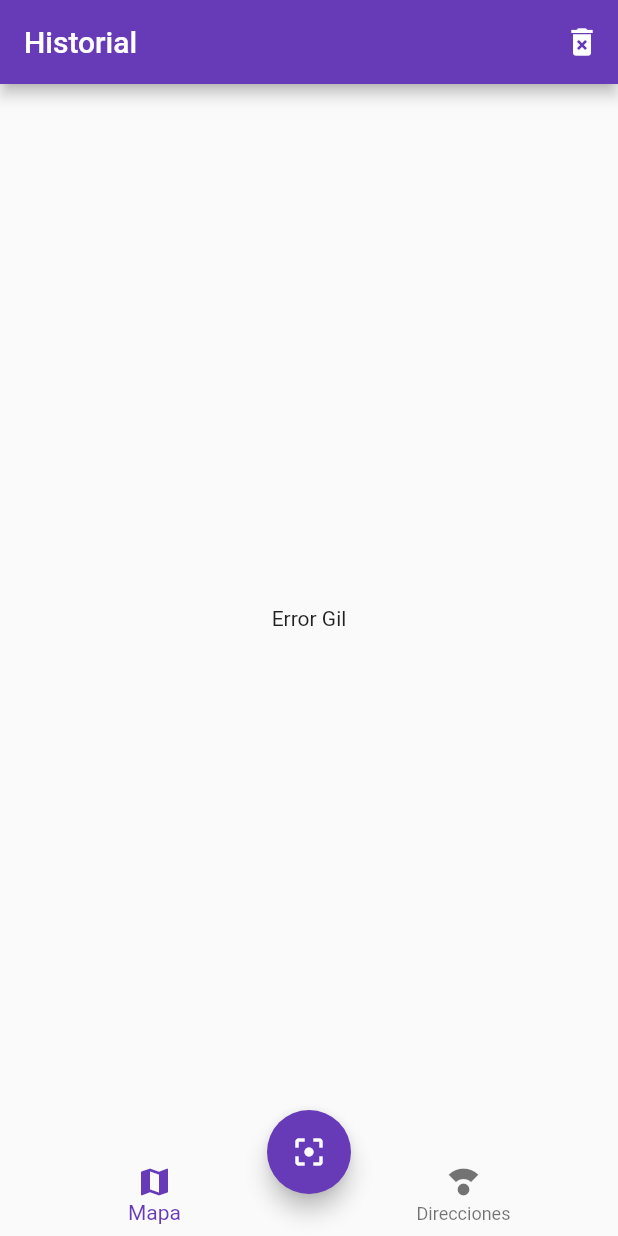
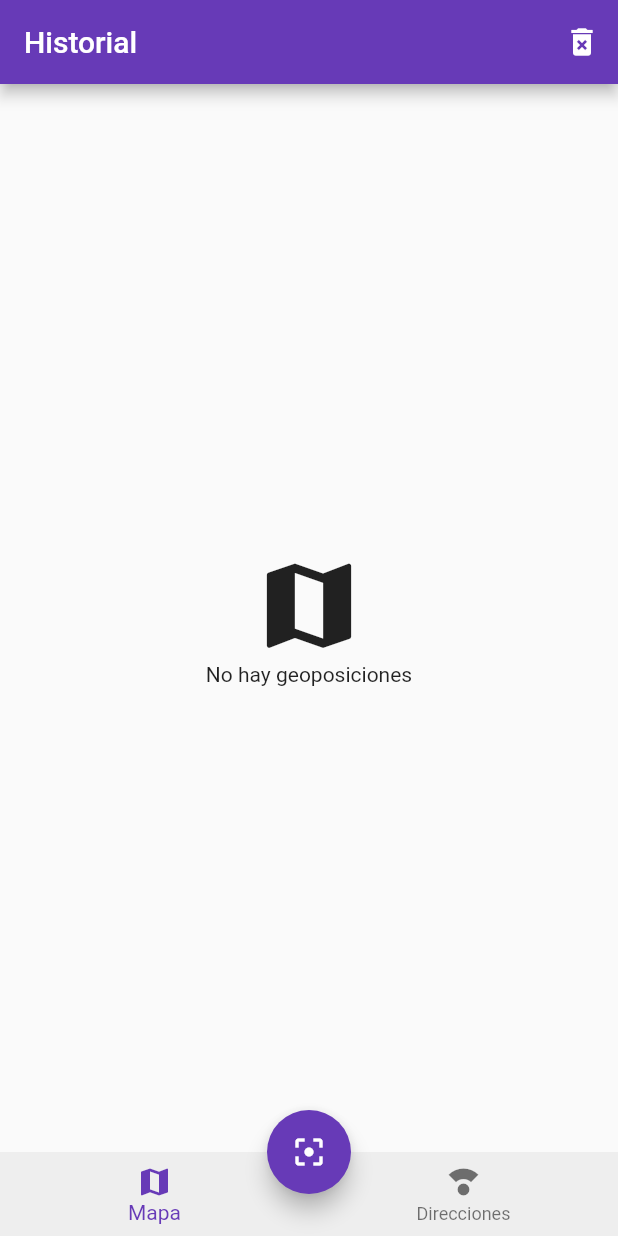
Before and after one commit to NicoCieri10/qr_reader_hive2, a Flutter app: the screen it shows after launch, on a phone screen of 412 x 824 dp. Run offline on Flutter 3.47's test engine with Material 2 defaults, Android fonts, the phone set to English and light mode, and no system bars; our stand-ins replace bloc, equatable, flutter_bloc, flutter_slidable, google_maps_flutter, hive; missing offline and left inert: flutter_barcode_scanner; accounts and stored records are empty; generated files the repository leaves out were written again.

Commit message:
New Changes

```diff
--- a/lib/app/view/app.dart
+++ b/lib/app/view/app.dart
@@ -2,9 +2,7 @@ import 'package:data_persistence/data_persistence.dart';
 import 'package:flutter/material.dart';
 import 'package:flutter_bloc/flutter_bloc.dart';
 import 'package:provider/provider.dart';
-import 'package:qr_reader_hive2/home/home.dart';
-import 'package:qr_reader_hive2/maps/maps.dart';
-import 'package:qr_reader_hive2/providers/ui_provider.dart';
+import 'package:qr_reader_hive2/home/view/view.dart';
 
 class App extends StatelessWidget {
   const App({
@@ -25,10 +23,6 @@ class App extends StatelessWidget {
         debugShowCheckedModeBanner: false,
         title: 'QR Reader',
         initialRoute: 'home',
-        routes: {
-          'home': (_) => const PageHome(),
-          'maps': (_) => const MapsPage(),
-        },
         theme: ThemeData(
           colorScheme: const ColorScheme.light(
             primary: Colors.deepPurple,
@@ -38,6 +32,7 @@ class App extends StatelessWidget {
             foregroundColor: Colors.white,
           ),
         ),
+        home: const PageHome(),
       ),
     );
   }
--- a/lib/home/scans_cubit/scans_state.dart
+++ b/lib/home/scans_cubit/scans_state.dart
@@ -3,10 +3,10 @@ part of 'scans_cubit.dart';
 abstract class ScansState extends Equatable {
   const ScansState();
 
-  bool get isInitial => ScansState is ScansInitial;
-  bool get isLoading => ScansState is ScansLoading;
-  bool get isSuccess => ScansState is ScansSuccessful;
-  bool get isFailure => ScansState is ScansFailure;
+  bool get isInitial => this is ScansInitial;
+  bool get isLoading => this is ScansLoading;
+  bool get isSuccess => this is ScansSuccessful;
+  bool get isFailure => this is ScansFailure;
 
   @override
   List<Object?> get props => [];
--- a/lib/home/view/home_page.dart
+++ b/lib/home/view/home_page.dart
@@ -1,11 +1,11 @@
 import 'package:data_persistence/data_persistence.dart';
 import 'package:flutter/material.dart';
+import 'package:flutter/services.dart';
 import 'package:flutter_bloc/flutter_bloc.dart';
-import 'package:qr_reader_hive2/directions/directions.dart';
 import 'package:qr_reader_hive2/home/scans_cubit/scans_cubit.dart';
 import 'package:qr_reader_hive2/home/tab_cubit/tab_cubit.dart';
+import 'package:qr_reader_hive2/home/view/view.dart';
 import 'package:qr_reader_hive2/home/widgets/widgets.dart';
-import 'package:qr_reader_hive2/maps/maps.dart';
 
 class PageHome extends StatelessWidget {
   const PageHome({super.key});
@@ -39,6 +39,11 @@ class _ViewHomeState extends State<ViewHome> {
   @override
   void initState() {
     super.initState();
+    SystemChrome.setSystemUIOverlayStyle(
+      SystemUiOverlayStyle(
+        systemNavigationBarColor: Colors.grey.shade200,
+      ),
+    );
     final cubit = context.read<ScansCubit>();
     if (cubit.state.isInitial) {
       cubit.getScans();
@@ -69,13 +74,13 @@ class _ViewHomeState extends State<ViewHome> {
                 return const Center(
                   child: CircularProgressIndicator(),
                 );
-              } else if (scansState.isSuccess) {
+              } else if (scansState is ScansSuccessful) {
                 switch (tabState.index) {
                   case 1:
-                    return const DirectionsPage();
+                    return QRPage.directions(scansState.scans.httpScans);
 
                   default:
-                    return const MapsPage();
+                    return QRPage.maps(scansState.scans.geoScans);
                 }
               }
 
--- /dev/null
+++ b/lib/home/view/qr_page.dart
@@ -0,0 +1,91 @@
+import 'package:data_persistence/data_persistence.dart';
+import 'package:flutter/material.dart';
+import 'package:flutter_bloc/flutter_bloc.dart';
+import 'package:flutter_slidable/flutter_slidable.dart';
+import 'package:qr_reader_hive2/home/scans_cubit/scans_cubit.dart';
+import 'package:qr_reader_hive2/map/map.dart';
+
+class QRPage extends StatelessWidget {
+  const QRPage({
+    super.key,
+    this.scansType = ScanModelType.geo,
+    required this.scans,
+  });
+
+  factory QRPage.maps(List<ScanModel>? scans) => QRPage(
+        scans: scans,
+      );
+
+  factory QRPage.directions(List<ScanModel>? scans) => QRPage(
+        scans: scans,
+        scansType: ScanModelType.http,
+      );
+
+  final List<ScanModel>? scans;
+  final ScanModelType? scansType;
+
+  @override
+  Widget build(BuildContext context) {
+    final _scans = scans;
+
+    if (_scans == null || _scans.isEmpty) {
+      return Center(
+        child: Column(
+          mainAxisAlignment: MainAxisAlignment.center,
+          children: [
+            Icon(
+              scansType == ScanModelType.geo
+                  ? Icons.map
+                  : Icons.compass_calibration,
+              size: 75,
+            ),
+            Text(
+              scansType == ScanModelType.geo
+                  ? 'No hay geoposiciones'
+                  : 'No hay direcciones',
+            ),
+          ],
+        ),
+      );
+    }
+
+    return ListView.builder(
+      itemCount: _scans.length,
+      itemBuilder: (_, index) {
+        final scan = _scans[index];
+
+        final actionList = ActionPane(
+          motion: const ScrollMotion(),
+          children: [
+            SlidableAction(
+              onPressed: (_) => context.read<ScansCubit>().deleteScan(scan),
+              backgroundColor: const Color(0xFFFE4A49),
+              foregroundColor: Colors.white,
+              icon: Icons.delete,
+              label: 'Borrar',
+            ),
+          ],
+        );
+
+        return Slidable(
+          endActionPane: actionList,
+          startActionPane: actionList,
+          child: ListTile(
+            leading: Icon(Icons.map, color: Theme.of(context).primaryColor),
+            title: Text(scan.value),
+            subtitle: Text('ID: ${scan.id}'),
+            onTap: () {
+              if (scansType == ScanModelType.geo) {
+                Navigator.of(context).push<void>(
+                  MaterialPageRoute(
+                    builder: (_) => PageMap(scan),
+                  ),
+                );
+              } else {}
+            },
+          ),
+        );
+      },
+    );
+  }
+}
--- /dev/null
+++ b/lib/home/view/view.dart
@@ -0,0 +1,2 @@
+export 'home_page.dart';
+export 'qr_page.dart';
--- a/lib/home/widgets/custom_navigator_bar.dart
+++ b/lib/home/widgets/custom_navigator_bar.dart
@@ -12,6 +12,7 @@ class CustomNavigatorBar extends StatelessWidget {
     return BlocBuilder<TabCubit, TabState>(
       builder: (context, state) {
         return BottomNavigationBar(
+          backgroundColor: Colors.grey.shade200,
           onTap: tabCubit.changeTab,
           currentIndex: state.index,
           elevation: 0,
--- a/lib/maps/maps.dart
+++ /dev/null
@@ -1 +0,0 @@
-export 'view/maps_page.dart';
--- a/packages/data_persistence/lib/src/data_persistence.dart
+++ b/packages/data_persistence/lib/src/data_persistence.dart
@@ -50,7 +50,8 @@ class DataPersistence {
       id: scanLength,
     );
 
-    final scans = this.scans?..add(newScan);
+    final scans = this.scans ?? []
+      ..add(newScan);
     await scansBox.put('scans', scans);
     return newScan.id;
   }
--- a/packages/data_persistence/pubspec.yaml
+++ b/packages/data_persistence/pubspec.yaml
@@ -7,6 +7,7 @@ environment:
   sdk: ">=2.17.0 <3.0.0"
 
 dependencies:
+  google_maps_flutter: ^2.1.12
   hive: ^2.2.3
   path_provider: ^2.0.11
 
--- a/pubspec.yaml
+++ b/pubspec.yaml
@@ -18,6 +18,8 @@ dependencies:
   flutter_bloc: ^8.0.1
   flutter_localizations:
     sdk: flutter
+  flutter_slidable: ^2.0.0
+  google_maps_flutter: ^2.1.12
   hive: ^2.2.3
   hive_flutter: ^1.1.0
   intl: ^0.17.0
```
Also changed, not shown: lib/bootstrap.dart (+0 -7 lines), lib/home/scans_cubit/scans_cubit.dart (+30 -4 lines), lib/home/widgets/scan_button.dart (+10 -9 lines), lib/map/cubit/map_cubit.dart (added, +57 -0 lines), lib/map/cubit/map_state.dart (added, +52 -0 lines), lib/map/view/map_page.dart (+94 -6 lines), lib/maps/view/maps_page.dart (deleted, +0 -27 lines), lib/providers/scan_list_provider.dart (deleted, +0 -44 lines), lib/providers/ui_provider.dart (deleted, +0 -12 lines), packages/data_persistence/lib/src/models/scan_model.dart (+31 -0 lines), packages/data_persistence/lib/src/models/scan_model.g.dart, pubspec.lock, 1 other file.
